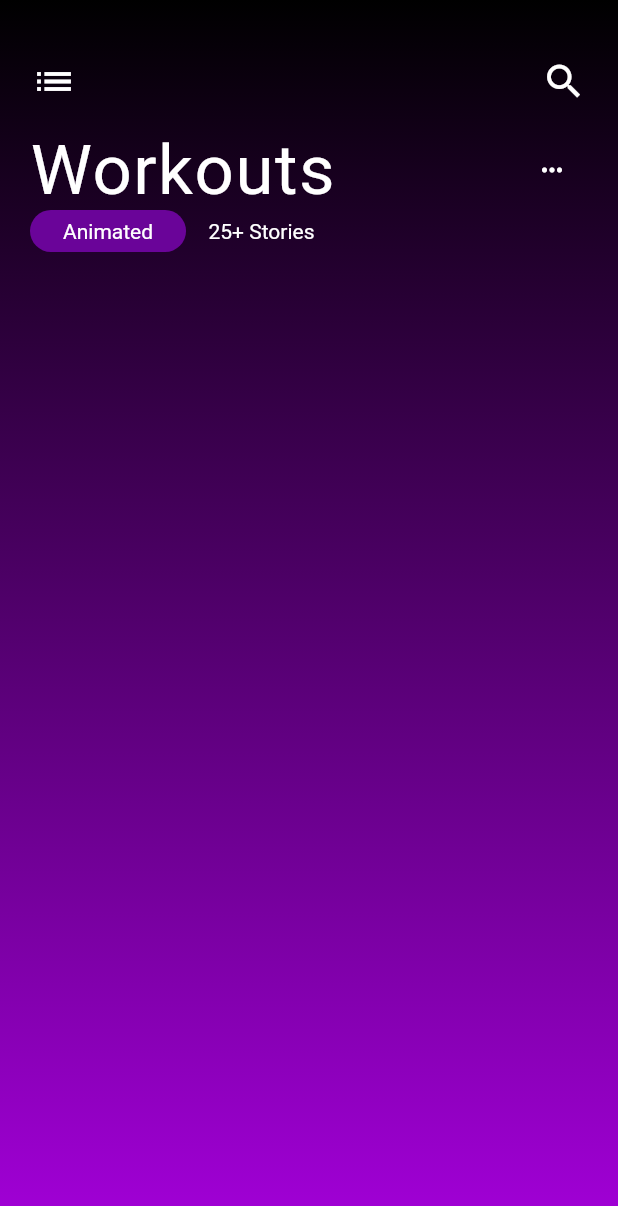
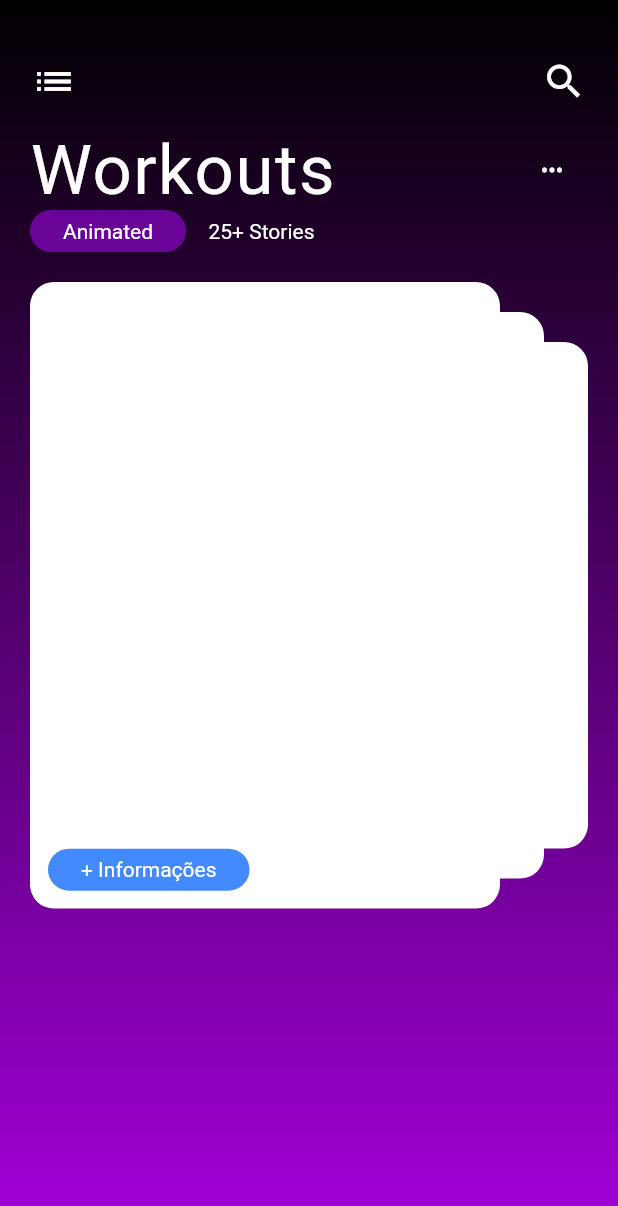
Before and after one commit to c-Bruno/LordFit, a Flutter app: the TrainingPage screen opened directly, on a phone screen of 412 x 824 dp. Shown: the top 1206 px of the screen. Run offline on Flutter 3.47's test engine with Material 2 defaults, Android fonts, the phone set to English and light mode, and no system bars; our stand-ins replace carousel_pro, carousel_slider; missing offline and left inert: animated_splash; Roboto replaces fonts that are missing (Calibre-Semibold, SF-Pro-Text-Regular).

Commit message:
atualização projeto

```diff
--- a/lib/data.dart
+++ b/lib/data.dart
@@ -2,8 +2,7 @@
 List < String > images = [
   "assets / images/splash.png" ,
   "assets / images/logo.png" ,
-  "assets / images/LogoFinal.png" ,
-  //"assets / images/4.gif" ,
+  "assets / images/LogoFinal.png",
 ];
 
 List < String > title = [
--- a/lib/training.dart
+++ b/lib/training.dart
@@ -125,7 +125,7 @@ class _TrainingPageState extends State<TrainingPage> {
                   ],
                 ),
               ),
-             /* Stack(
+             Stack(
                 children: <Widget>[
                   CardScrollWidget(currentPage),
                   Positioned.fill(
@@ -139,7 +139,7 @@ class _TrainingPageState extends State<TrainingPage> {
                     ),
                   )
                 ],
-              ),*/
+              ),
             ],
           ),
         ),
@@ -148,7 +148,7 @@ class _TrainingPageState extends State<TrainingPage> {
   }
 }
 
-/*class CardScrollWidget extends StatelessWidget {
+class CardScrollWidget extends StatelessWidget {
   var currentPage;
   var padding = 20.0;
   var verticalInset = 20.0;
@@ -174,9 +174,9 @@ class _TrainingPageState extends State<TrainingPage> {
 
         List<Widget> cardList = new List();
 
-        for (var i = 0; i < images.length; i++) {
-          var delta = i - currentPage;
-          bool isOnRight = delta > 0;
+       for (var i = 0; i < images.length; i++) {
+         var delta = i - currentPage;
+         bool isOnRight = delta > 0;
 
           var start = padding +
               max(
@@ -203,7 +203,7 @@ class _TrainingPageState extends State<TrainingPage> {
                   child: Stack(
                     fit: StackFit.expand,
                     children: <Widget>[
-                      Image.asset(images[i], fit: BoxFit.cover),
+//                     Image.asset(images[i], fit: BoxFit.cover),
                       Align(
                         alignment: Alignment.bottomLeft,
                         child: Column(
@@ -231,7 +231,7 @@ class _TrainingPageState extends State<TrainingPage> {
                                 decoration: BoxDecoration(
                                     color: Colors.blueAccent,
                                     borderRadius: BorderRadius.circular(20.0)),
-                                child: Text("Read Later",
+                                child: Text("+ Informações",
                                     style: TextStyle(color: Colors.white)),
                               ),
                             )
@@ -252,7 +252,7 @@ class _TrainingPageState extends State<TrainingPage> {
       }),
     );
   }
-}*/
+}
 
 
 class _MenuBar extends StatelessWidget {
```
Also changed, not shown: assets/images/splash.png (deleted).
